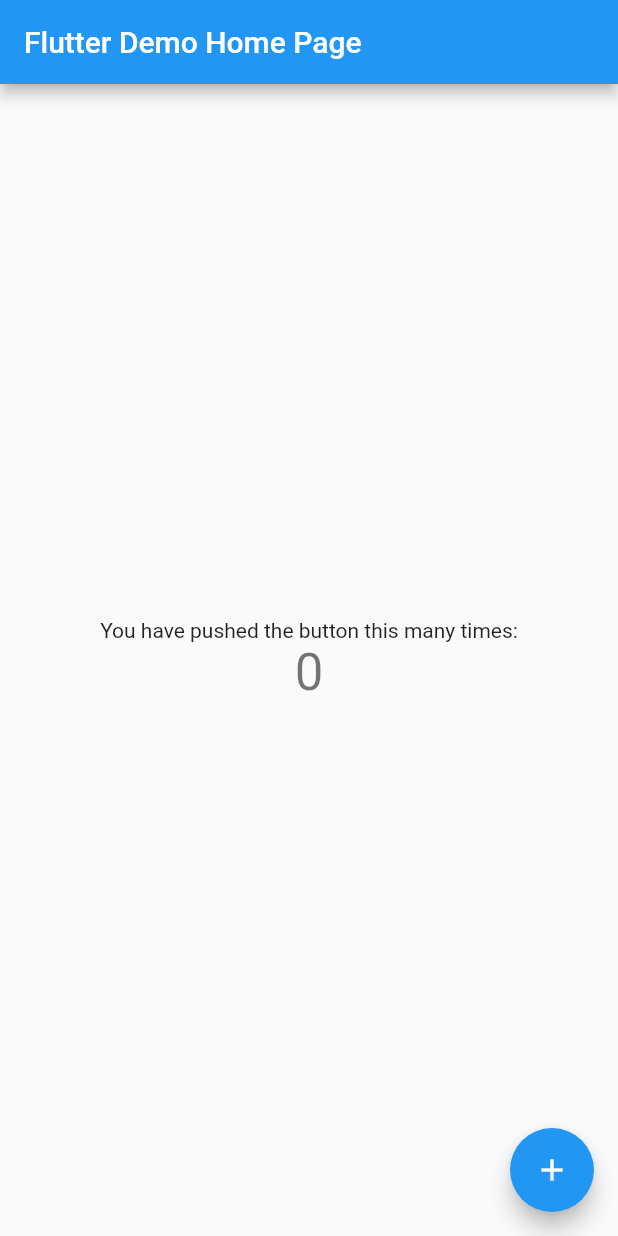
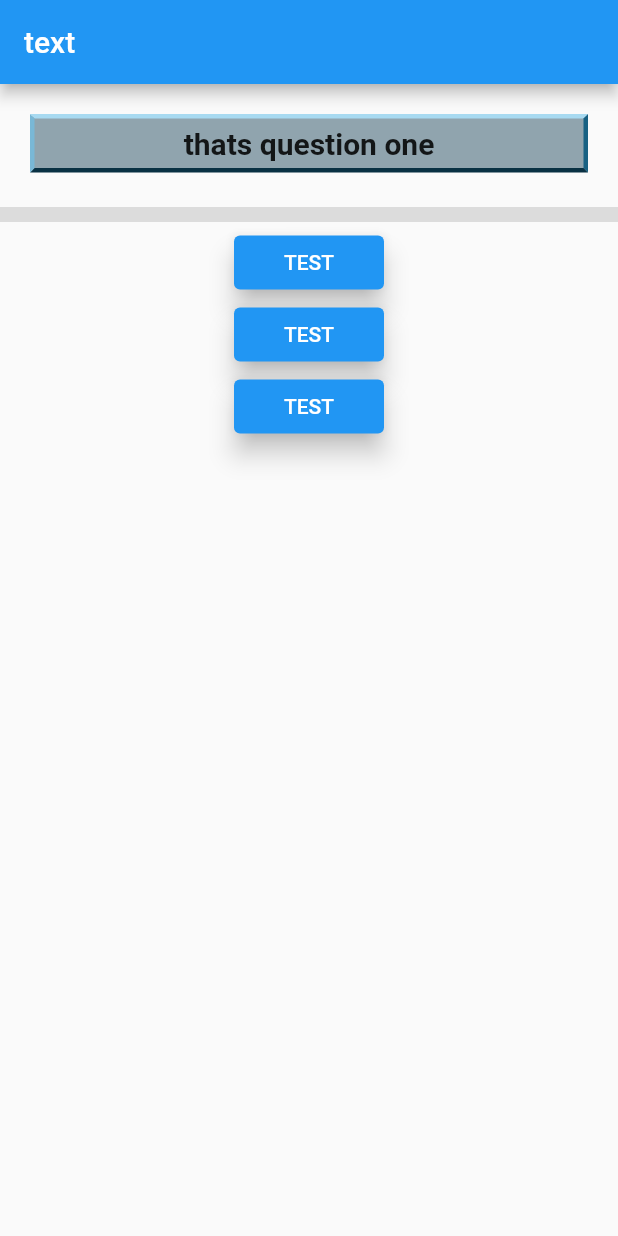
Before and after one commit to milad-seify/quizller, a Flutter app: the screen it shows after launch, on a phone screen of 412 x 824 dp. Run offline on Flutter 3.47's test engine with Material 2 defaults, Android fonts, the phone set to English and light mode, and no system bars.

Commit message:
add some  new widget

```diff
--- /dev/null
+++ b/lib/answer_button.dart
@@ -0,0 +1,21 @@
+import 'package:flutter/material.dart';
+
+class AnswerButton extends StatelessWidget {
+  const AnswerButton({super.key, required this.selectedButton});
+
+  final VoidCallback selectedButton;
+  @override
+  Widget build(BuildContext context) {
+    return SizedBox(
+      width: 100.0,
+      child: ElevatedButton(
+        style: ElevatedButton.styleFrom(
+          backgroundColor: Colors.blue,
+          elevation: 7.0,
+        ),
+        onPressed: selectedButton,
+        child: Text('TEST'),
+      ),
+    );
+  }
+}
--- /dev/null
+++ b/lib/constants.dart
@@ -0,0 +1,32 @@
+import 'package:flutter/material.dart';
+
+const Text kTextTitle = Text('Answer 1');
+
+final ButtonStyle kRaisedButtonStyle = ElevatedButton.styleFrom(
+  onPrimary: Colors.black87,
+  primary: Colors.grey[300],
+  minimumSize: Size(88, 36),
+  padding: EdgeInsets.symmetric(horizontal: 16),
+  shape: const RoundedRectangleBorder(
+    borderRadius: BorderRadius.all(Radius.circular(2)),
+  ),
+);
+
+const Border kQuestionBorder = Border(
+  top: BorderSide(
+    color: Color.fromARGB(255, 168, 218, 241),
+    width: 3.0,
+  ),
+  left: BorderSide(
+    color: Color.fromARGB(255, 121, 184, 214),
+    width: 3.0,
+  ),
+  right: BorderSide(
+    color: Color.fromARGB(255, 24, 97, 131),
+    width: 3.0,
+  ),
+  bottom: BorderSide(
+    color: Color.fromARGB(255, 9, 49, 67),
+    width: 3.0,
+  ),
+);
--- a/lib/main.dart
+++ b/lib/main.dart
@@ -1,4 +1,5 @@
 import 'package:flutter/material.dart';
+import 'screens/main_screen.dart';
 
 void main() {
   runApp(const MyApp());
@@ -10,58 +11,7 @@ class MyApp extends StatelessWidget {
   @override
   Widget build(BuildContext context) {
     return MaterialApp(
-      title: 'Flutter Demo',
-      theme: ThemeData(
-        primarySwatch: Colors.blue,
-      ),
-      home: const MyHomePage(title: 'Flutter Demo Home Page'),
+      home: Quiz(),
     );
   }
 }
-
-class MyHomePage extends StatefulWidget {
-  const MyHomePage({super.key, required this.title});
-
-  final String title;
-
-  @override
-  State<MyHomePage> createState() => _MyHomePageState();
-}
-
-class _MyHomePageState extends State<MyHomePage> {
-  int _counter = 0;
-
-  void _incrementCounter() {
-    setState(() {
-      _counter++;
-    });
-  }
-
-  @override
-  Widget build(BuildContext context) {
-    return Scaffold(
-      appBar: AppBar(
-        title: Text(widget.title),
-      ),
-      body: Center(
-        child: Column(
-          mainAxisAlignment: MainAxisAlignment.center,
-          children: <Widget>[
-            const Text(
-              'You have pushed the button this many times:',
-            ),
-            Text(
-              '$_counter',
-              style: Theme.of(context).textTheme.headline4,
-            ),
-          ],
-        ),
-      ),
-      floatingActionButton: FloatingActionButton(
-        onPressed: _incrementCounter,
-        tooltip: 'Increment',
-        child: const Icon(Icons.add),
-      ),
-    );
-  }
-}
--- /dev/null
+++ b/lib/question.dart
@@ -0,0 +1,29 @@
+import 'package:flutter/material.dart';
+import 'constants.dart';
+
+class Question extends StatelessWidget {
+  const Question(this.questionText, {super.key});
+
+  final String questionText;
+
+  @override
+  Widget build(BuildContext context) {
+    return Container(
+      width: double.infinity,
+      margin: const EdgeInsets.all(20.0),
+      padding: const EdgeInsets.all(5.0),
+      decoration: BoxDecoration(
+        color: Colors.blueGrey.shade300,
+        border: kQuestionBorder,
+      ),
+      child: Text(
+        questionText,
+        style: const TextStyle(
+          fontSize: 20.0,
+          fontWeight: FontWeight.bold,
+        ),
+        textAlign: TextAlign.center,
+      ),
+    );
+  }
+}
--- /dev/null
+++ b/lib/screens/main_screen.dart
@@ -0,0 +1,53 @@
+import 'package:flutter/material.dart';
+import 'package:flutter_create/question.dart';
+import 'package:flutter_create/answer_button.dart';
+
+class Quiz extends StatefulWidget {
+  @override
+  State<Quiz> createState() => _QuizState();
+}
+
+class _QuizState extends State<Quiz> {
+  List<String> question = [
+    'thats question one',
+    'thats question two',
+    'thats question three',
+    'thats question four',
+    'thats question five',
+  ];
+
+  int _questionIndex = 0;
+
+  void _answerQuestions() {
+    setState(() {
+      _questionIndex += 1;
+    });
+  }
+
+  @override
+  Widget build(BuildContext context) {
+    return Scaffold(
+      appBar: AppBar(title: const Text('text')),
+      body: Column(
+        children: <Widget>[
+          Question(question[_questionIndex]),
+          const Divider(thickness: 10.0),
+          AnswerButton(selectedButton: _answerQuestions),
+          AnswerButton(selectedButton: _answerQuestions),
+          AnswerButton(selectedButton: _answerQuestions),
+        ],
+      ),
+    );
+  }
+}
+
+void _showToast(BuildContext context) {
+  final scaffold = ScaffoldMessenger.of(context);
+  scaffold.showSnackBar(
+    SnackBar(
+      content: const Text('Added to favorite'),
+      action: SnackBarAction(
+          label: 'UNDO', onPressed: scaffold.hideCurrentSnackBar),
+    ),
+  );
+}
```
